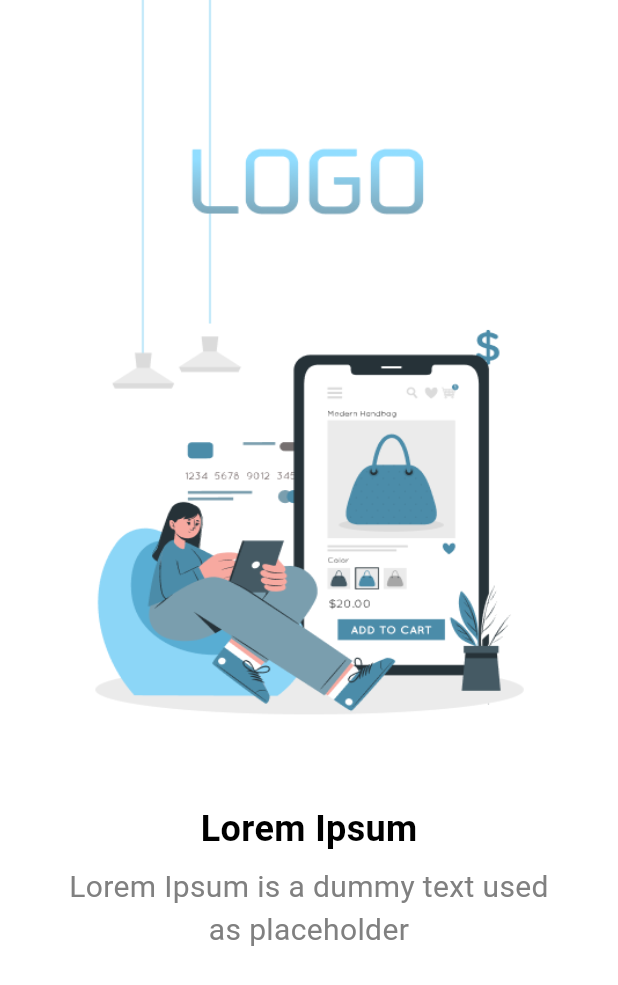
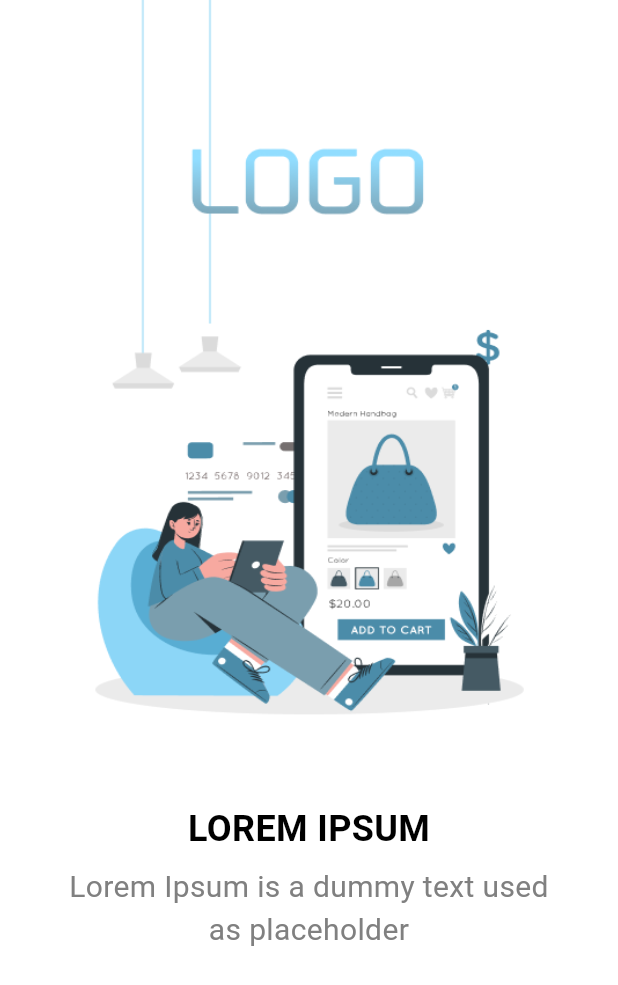
Before and after one commit to AhmedShaltout85/splash_sing_in_up_app, a Flutter app: the SplashScreen screen opened directly, on a phone screen of 412 x 824 dp. Shown: the top 985 px of the screen. Run offline on Flutter 3.47's test engine with Material 3 defaults, Android fonts, the phone set to English and light mode, and no system bars; our stand-ins replace fluttertoast.

Commit message:
Last-Update: 2025-12-12

```diff
--- a/lib/screens/splash/splash_screen.dart
+++ b/lib/screens/splash/splash_screen.dart
@@ -50,7 +50,7 @@ class _SplashScreenState extends State<SplashScreen> {
           Positioned(
             top: kHeight * 0.65,
             child: CustomText(
-              text: 'Lorem Ipsum',
+              text: 'LOREM IPSUM',
               fontSize: fontSize + 4,
               fontWeight: FontWeight.bold,
               color: AppColors.blackColor,
```
